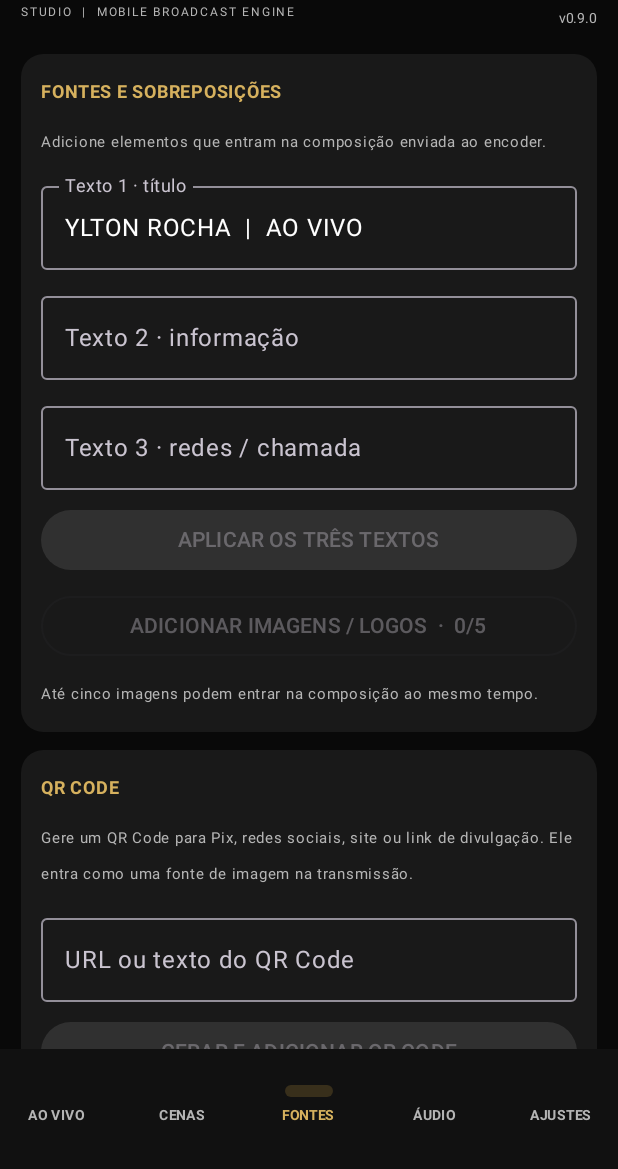
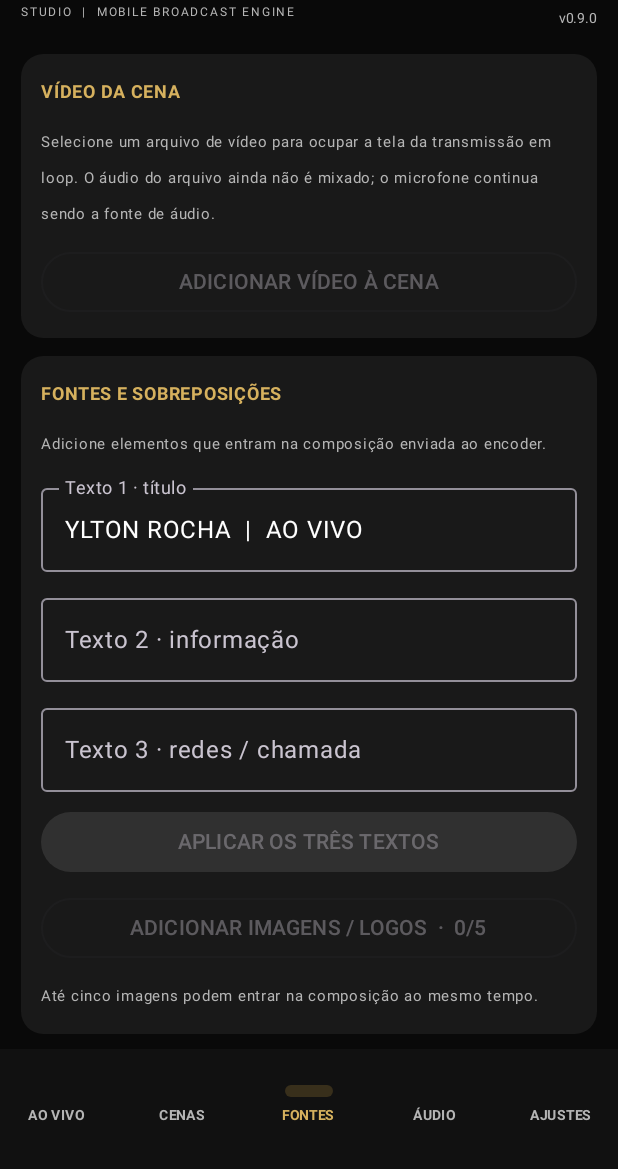
Before and after one commit to yltonrocha201436-glitc/LIVE-STUDIO, an Android app built with Jetpack Compose: the screen it shows after launch (MainActivity), item 3 of the bottom bar chosen, on a phone screen of 412 x 824 dp, the part 67-1236 px from its top. Run offline under Robolectric (Android 15) with nearby library versions, the phone set to English and light mode, and no system bars; libraries missing offline, so code that uses them is left out: com.pedro.common, com.pedro.encoder, com.pedro.library; 8 statements that could not run were skipped.

Commit message:
Add per-scene looping video file source selection

```diff
--- a/app/src/main/java/com/novastream/studio/MainActivity.kt
+++ b/app/src/main/java/com/novastream/studio/MainActivity.kt
@@ -112,6 +112,7 @@ private fun NovaStreamApp(activity: MainActivity) {
     val imagePlacements = remember(imagePlacementsRaw) { SceneDraftStore.decodePlacements(imagePlacementsRaw) }
     var imagePathsRaw by rememberSaveable { mutableStateOf(SceneDraftStore.encodePaths(initialDraft?.imagePaths ?: emptyList())) }
     val imagePaths = remember(imagePathsRaw) { SceneDraftStore.decodePaths(imagePathsRaw) }
+    var sceneVideoPath by rememberSaveable { mutableStateOf(initialDraft?.videoPath ?: "") }
     var selectedImageLayer by rememberSaveable { mutableIntStateOf(0) }
     var micGain by rememberSaveable { mutableFloatStateOf(prefs.getFloat("mic_gain", 1f)) }
     var systemGain by rememberSaveable { mutableFloatStateOf(prefs.getFloat("system_gain", 1f)) }
@@ -140,7 +141,25 @@ private fun NovaStreamApp(activity: MainActivity) {
         }
     }
 
-    LaunchedEffect(endpoint, caption, caption2, caption3, scene, chroma, visualFilter, sensitivity, micGain, systemGain, bitrate, muted, customScenesRaw, imagePlacementsRaw) {
+    fun saveSceneVideo(uri: android.net.Uri): String? {
+        return try {
+            val folder = java.io.File(context.filesDir, "scene_media")
+            if (!folder.exists() && !folder.mkdirs()) return null
+            val file = java.io.File.createTempFile("scene_video_", ".mp4", folder)
+            val input = context.contentResolver.openInputStream(uri) ?: return null
+            input.use { source ->
+                java.io.FileOutputStream(file).use { output -> source.copyTo(output) }
+            }
+            if (file.length() <= 0L) {
+                file.delete()
+                null
+            } else file.absolutePath
+        } catch (_: Exception) {
+            null
+        }
+    }
+
+    LaunchedEffect(endpoint, caption, caption2, caption3, scene, chroma, visualFilter, sensitivity, micGain, systemGain, bitrate, muted, customScenesRaw, imagePlacementsRaw, sceneVideoPath) {
         val savedDrafts = SceneDraftStore.decode(sceneDraftsRaw).toMutableMap()
         savedDrafts[scene] = SceneDraft(
             caption = caption,
@@ -150,7 +169,8 @@ private fun NovaStreamApp(activity: MainActivity) {
             visualFilter = visualFilter,
             sensitivity = sensitivity,
             imagePlacements = imagePlacements,
-            imagePaths = imagePaths
+            imagePaths = imagePaths,
+            videoPath = sceneVideoPath
         )
         val encodedDrafts = SceneDraftStore.encode(savedDrafts)
         if (encodedDrafts != sceneDraftsRaw) sceneDraftsRaw = encodedDrafts
@@ -194,6 +214,19 @@ private fun NovaStreamApp(activity: MainActivity) {
             result[Manifest.permission.RECORD_AUDIO] == true
         if (permissionsOk) activity.prepareEngine()
         else activity.engineMessage = "Libere câmera e microfone nas permissões do Android"
+    }
+
+    val videoPicker = rememberLauncherForActivityResult(ActivityResultContracts.GetContent()) { uri ->
+        if (uri != null) {
+            val savedPath = saveSceneVideo(uri)
+            if (savedPath != null) {
+                sceneVideoPath = savedPath
+                if (!screenMode) activity.engine?.setVideoFileSource(savedPath)
+                activity.engineMessage = "Vídeo salvo nesta cena e configurado para repetir"
+            } else {
+                activity.engineMessage = "Não foi possível copiar o vídeo para o armazenamento do estúdio"
+            }
+        }
     }
 
     val imagePicker = rememberLauncherForActivityResult(ActivityResultContracts.GetMultipleContents()) { uris ->
@@ -301,11 +334,18 @@ private fun NovaStreamApp(activity: MainActivity) {
         imageLoaded = restored.isNotEmpty()
     }
 
+    LaunchedEffect(activity.engine, scene, sceneVideoPath, screenMode) {
+        if (!screenMode) {
+            if (sceneVideoPath.isNotBlank()) activity.engine?.setVideoFileSource(sceneVideoPath)
+            else activity.engine?.useCameraSource()
+        }
+    }
+
     fun selectScene(target: String) {
         if (target == scene) return
         val existing = SceneDraftStore.decode(sceneDraftsRaw).toMutableMap()
         existing[scene] = SceneDraft(
-            caption, caption2, caption3, chroma, visualFilter, sensitivity, imagePlacements, imagePaths
+            caption, caption2, caption3, chroma, visualFilter, sensitivity, imagePlacements, imagePaths, sceneVideoPath
         )
         val targetDraft = existing[target] ?: SceneDraft()
         sceneDraftsRaw = SceneDraftStore.encode(existing)
@@ -318,6 +358,7 @@ private fun NovaStreamApp(activity: MainActivity) {
         sensitivity = targetDraft.sensitivity
         imagePlacementsRaw = SceneDraftStore.encodePlacements(targetDraft.imagePlacements)
         imagePathsRaw = SceneDraftStore.encodePaths(targetDraft.imagePaths)
+        sceneVideoPath = targetDraft.videoPath
         selectedImageLayer = 0
     }
 
@@ -424,6 +465,9 @@ private fun NovaStreamApp(activity: MainActivity) {
                         onCaptionChange = { caption = it },
                         onApplyText = { applyComposition() },
                         onPickImage = { imagePicker.launch("image/*") },
+                        videoLoaded = sceneVideoPath.isNotBlank(),
+                        onPickVideo = { videoPicker.launch("video/*") },
+                        onRemoveVideo = { sceneVideoPath = ""; if (!screenMode) activity.engine?.useCameraSource() },
                         imageLoaded = imageLoaded,
                         imageCount = imageCount,
                         selectedImageLayer = selectedImageLayer,
@@ -785,6 +829,9 @@ private fun SourcesPage(
     onThirdCaptionChange: (String) -> Unit,
     onApplyText: () -> Unit,
     onPickImage: () -> Unit,
+    videoLoaded: Boolean,
+    onPickVideo: () -> Unit,
+    onRemoveVideo: () -> Unit,
     imageLoaded: Boolean,
     imageCount: Int,
     selectedImageLayer: Int,
@@ -810,6 +857,22 @@ private fun SourcesPage(
     engineReady: Boolean
 ) {
     val activePlacement = imagePlacements.getOrNull(selectedImageLayer) ?: ImageLayerPlacement()
+    StudioCard {
+        Text("VÍDEO DA CENA", color = Gold, fontSize = 12.sp, fontWeight = FontWeight.Bold)
+        Text(
+            "Selecione um arquivo de vídeo para ocupar a tela da transmissão em loop. O áudio do arquivo ainda não é mixado; o microfone continua sendo a fonte de áudio.",
+            color = Muted, fontSize = 10.sp
+        )
+        OutlinedButton(onClick = onPickVideo, enabled = engineReady, modifier = Modifier.fillMaxWidth()) {
+            Text(if (videoLoaded) "TROCAR VÍDEO DESTA CENA" else "ADICIONAR VÍDEO À CENA")
+        }
+        if (videoLoaded) {
+            Text("Vídeo salvo nesta cena", color = Gold, fontSize = 10.sp)
+            OutlinedButton(onClick = onRemoveVideo, enabled = engineReady, modifier = Modifier.fillMaxWidth()) {
+                Text("REMOVER VÍDEO E VOLTAR À CÂMERA")
+            }
+        }
+    }
     StudioCard {
         Text("FONTES E SOBREPOSIÇÕES", color = Gold, fontSize = 12.sp, fontWeight = FontWeight.Bold)
         Text("Adicione elementos que entram na composição enviada ao encoder.", color = Muted, fontSize = 10.sp)
```
